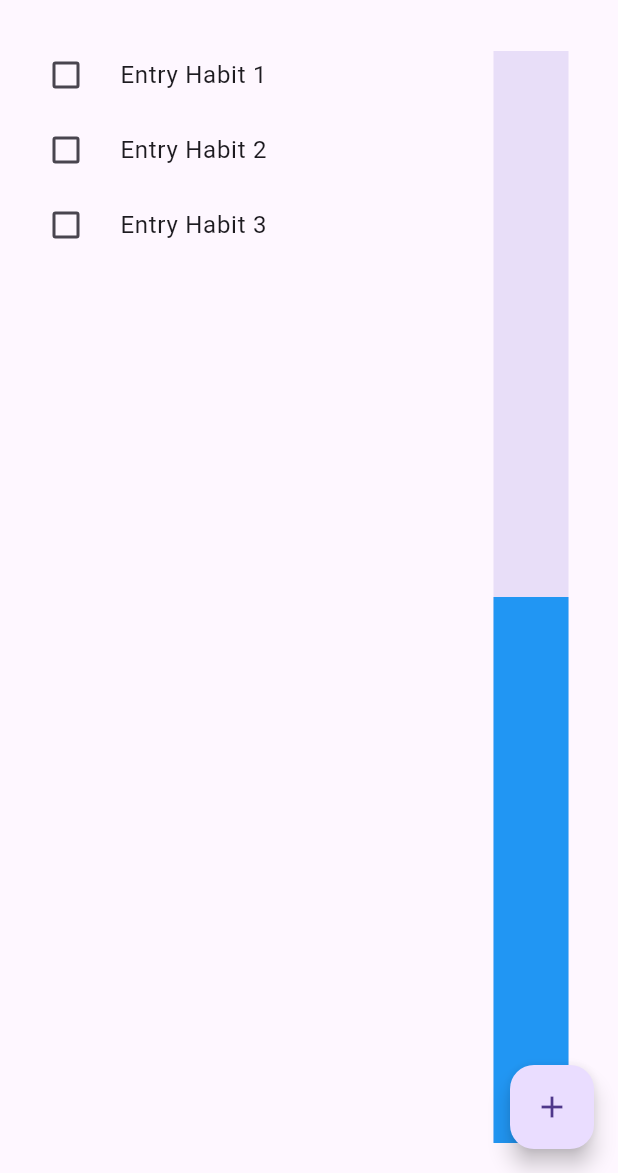
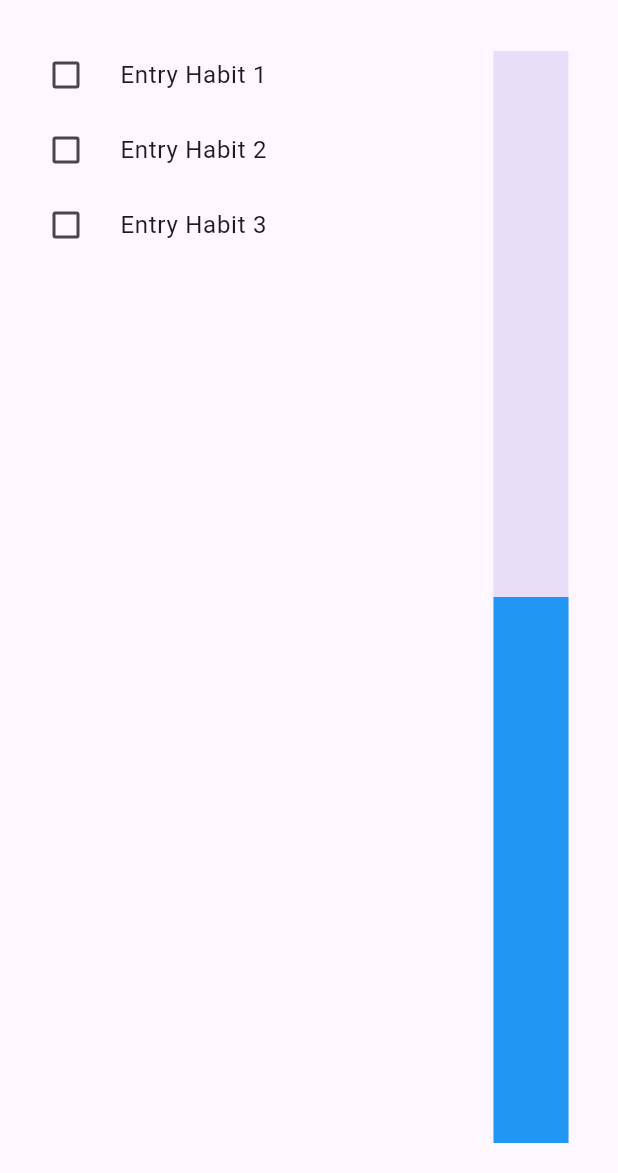
Before and after one commit to mkatra3/MoodCanvas, a Flutter app: the screen it shows after launch, on a phone screen of 412 x 824 dp, the part 63-1236 px from its top. Run offline on Flutter 3.47's test engine with Material 3 defaults, Android fonts, the phone set to English and light mode, and no system bars.

Commit message:
commented out Floating Action Button

```diff
--- a/lib/pages/habitspage.dart
+++ b/lib/pages/habitspage.dart
@@ -42,8 +42,8 @@ class _HabitsPage extends State<HabitsPage> {
         Flexible(
             flex: 1, child: RotatedBox(quarterTurns: -1, child: ProgressBar()))
       ]),
-      floatingActionButton:
-          FloatingActionButton(onPressed: () {}, child: const Icon(Icons.add)),
+      /*floatingActionButton:
+          FloatingActionButton(onPressed: () {}, child: const Icon(Icons.add)),*/
     );
   }
 }
```
